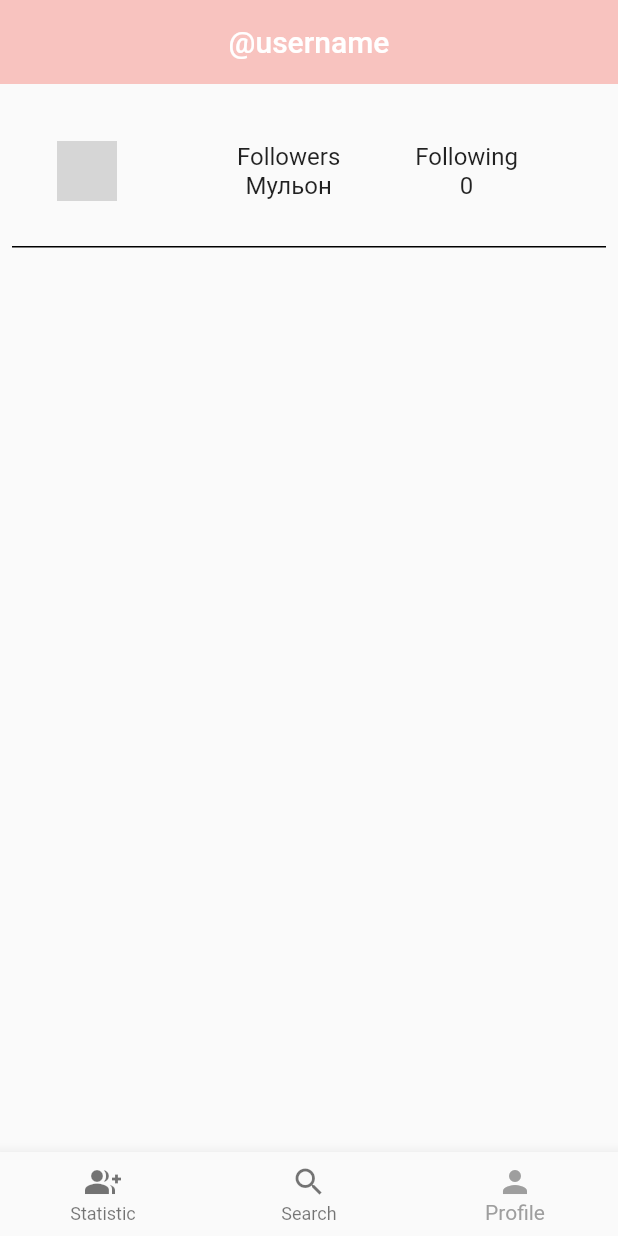
After one commit to novolgit/app, a Flutter app: the screen it shows after launch, item 3 of the bottom bar chosen, on a phone screen of 412 x 824 dp. The commit adds this screen. Run offline on Flutter 3.47's test engine with Material 2 defaults, Android fonts, the phone set to English and light mode, and no system bars; grey boxes are pictures that could not be loaded.

Commit message:
'changes'

```diff
--- /dev/null
+++ b/lib/Profile_page.dart
@@ -0,0 +1,115 @@
+import 'package:flutter/cupertino.dart';
+import 'package:flutter/foundation.dart';
+import 'package:flutter/material.dart';
+import 'package:flutter/rendering.dart';
+
+class Profile extends StatelessWidget {
+
+  @override
+  Widget build(BuildContext context) {
+    return Scaffold(
+      appBar: AppBar(
+        backgroundColor: Colors.red.withOpacity(0.3),
+        elevation: 0,
+        centerTitle: true,
+        title: Text('@username'),
+      ),
+        body: ListView(
+          padding: const EdgeInsets.all(8),
+          children: <Widget>[
+            Column(
+              children: <Widget>[
+                Row(
+                  children: <Widget>[
+                    SizedBox(
+                      width: 30,
+                      height: 100,
+                    ),
+      //              Align(
+      //                alignment: Alignment.bottomRight,
+                        Container(
+                          child: CircleAvatar(
+                            backgroundImage: AssetImage('images/icon.jpg'),
+                            radius: 20,
+                            backgroundColor: Colors.transparent,
+                          ),
+                        ),
+                    SizedBox(
+                      width: 80,
+                    ),
+                    Column(
+                      children: <Widget>[
+                        Container(
+                          child: Center(
+                            child: Text(
+                              'Followers', style: TextStyle(fontSize: 16),),
+                          ),
+                        ),
+                        Container(
+                          child: Center(
+                            child: Text(
+                              'Мульон', style: TextStyle(fontSize: 16),),
+                          ),
+                        ),
+                      ],
+                    ),
+                    SizedBox(
+                      width: 50,
+                    ),
+                    Column(
+                      children: <Widget>[
+                        Container(
+                          child: Center(
+                            child: Text(
+                              'Following', style: TextStyle(fontSize: 16),),
+                          ),
+                        ),
+                        Container(
+                          child: Center(
+                            child: Text(
+                              '0', style: TextStyle(fontSize: 16),),
+                          ),
+                        ),
+                      ],
+                    ),
+                  ],
+                ),
+                Container(
+                  color: Colors.black,
+                  width: 1000,
+                  height: 1,
+                ),
+              ],
+            ),
+          ],
+        ),
+      );
+  }
+}
+
+Widget _getListView() {
+  var listView = ListView(
+    children: <Widget>[
+      Container(
+        width: 10,
+        height: 50,
+        child: ListTile(
+          leading: CircleAvatar(
+            backgroundImage: AssetImage('images/icon.jpg'),
+            radius: 20,
+            backgroundColor: Colors.transparent,
+          ),
+        ),
+      ),
+
+      ListTile(
+        leading: Icon(Icons.person_outline),
+        title: Center(child: Text("Followers")),
+        trailing: Text("600"),
+        onTap: () {
+          debugPrint('tapped 1 of list');
+        },
+      ),
+    ],
+  );
+}
--- a/lib/main.dart
+++ b/lib/main.dart
@@ -1,103 +1,60 @@
-import 'package:flutter/cupertino.dart';
 import 'package:flutter/material.dart';
-import 'dart:ui';
+import 'Home_page.dart';
+import 'Search_page.dart';
+import 'Profile_page.dart';
 
-void main() {
-  runApp(MyApp());
+void main() => runApp(new MyApp());
+
+
+class MyApp extends StatefulWidget {
+  @override
+  State<StatefulWidget> createState() {
+    return MyAppState();
+  }
 }
-
-class MyApp extends StatelessWidget {
-  // This widget is the root of your application.
+class MyAppState extends State<MyApp> {
+  int _selectedTab = 0;
+  final _pageOptions = [
+    HomePage(),
+    Search(),
+    Profile(),
+  ];
   @override
   Widget build(BuildContext context) {
     return MaterialApp(
-      home: Home(),
       theme: ThemeData(
-        brightness: Brightness.light,
-        primaryColor: Colors.red,
-      ),
-    );
-  }
-}
-
-class Home extends StatefulWidget{
-  @override
-  _HomeState createState() => _HomeState();
-}
-
-class _HomeState extends State<Home> {
-
-  int _currentIndex = 0;
-  final tabs = [
-    Center(child: Text('Home')),
-    Center(child: Text('Search')),
-    Center(child: Text('Profile')),
-  ];
-
-  @override
-  Widget build(BuildContext context) {
-    return Scaffold(
-      extendBodyBehindAppBar: true,
-      backgroundColor: Colors.white,
-      appBar: AppBar(
-        backgroundColor: Colors.red.withOpacity(0.3),
-        elevation: 0,
-        centerTitle: true,
-        title: Text('Duck'),
-      ),
-      drawer: Drawer(
-        child: ListView(
-          padding: EdgeInsets.zero,
-          children: <Widget>[
-            DrawerHeader(
-              child: Text('Nickname'),
-              decoration: BoxDecoration(
-                color: Colors.red.withOpacity(0.5),
-              ),
+          primarySwatch: Colors.grey,
+          primaryTextTheme: TextTheme(
+            title: TextStyle(color: Colors.white),
+          )),
+      home: Scaffold(
+//        appBar: AppBar(
+//          centerTitle: true,     // static appbar for app
+//          title: Text('InstaSpy'),
+//        ),
+        body: _pageOptions[_selectedTab],
+        bottomNavigationBar: BottomNavigationBar(
+          currentIndex: _selectedTab,
+          onTap: (int index) {
+            setState(() {
+              _selectedTab = index;
+            });
+          },
+          items: [
+            BottomNavigationBarItem(
+              icon: Icon(Icons.group_add),
+              title: Text('Statistic'),
             ),
-            ListTile(
-              title: Text('Settings'),
-              onTap: () {
-                Navigator.pop(context);
-              },
+            BottomNavigationBarItem(
+              icon: Icon(Icons.search),
+              title: Text('Search'),
             ),
-            ListTile(
-              title: Text('Favorite'),
-              onTap: () {
-                Navigator.pop(context);
-              },
+            BottomNavigationBarItem(
+              icon: Icon(Icons.person),
+              title: Text('Profile'),
             ),
           ],
         ),
       ),
-      body: tabs[_currentIndex],
-      bottomNavigationBar: BottomNavigationBar(
-        backgroundColor: Colors.white.withOpacity(0.4),
-        elevation: 0,
-        currentIndex: _currentIndex,
-        items: [
-          BottomNavigationBarItem(
-            icon: Icon(Icons.home),
-            title: Text('Home'),
-//            backgroundColor: Colors.yellow
-          ),
-          BottomNavigationBarItem(
-            icon: Icon(Icons.search),
-            title: Text('search'),
-//            backgroundColor: Colors.red
-          ),
-          BottomNavigationBarItem(
-            icon: Icon(Icons.account_circle),
-            title: Text('Account'),
-//            backgroundColor: Colors.red
-          ),
-        ],
-        onTap: (index) {
-          setState(() {
-            _currentIndex = index;
-          });
-        },
-      ),
     );
-  }
-}
+  }}
--- a/lib/xlam.dart
+++ b/lib/xlam.dart
@@ -1,3 +1,6 @@
+// example code
+
+
 import 'package:flutter/cupertino.dart';
 import 'package:flutter/material.dart';
 import 'dart:ui';
--- a/pubspec.yaml
+++ b/pubspec.yaml
@@ -40,6 +40,7 @@ dev_dependencies:
 
 # The following section is specific to Flutter.
 flutter:
+  assets: [images/]
 
   # The following line ensures that the Material Icons font is
   # included with your application, so that you can use the icons in
```
Also changed, not shown: lib/Home_page.dart (added, +42 -0 lines), lib/MainPage.dart (deleted, +0 -12 lines), lib/Search_page.dart (added, +16 -0 lines), images/icon.jpg (added).
